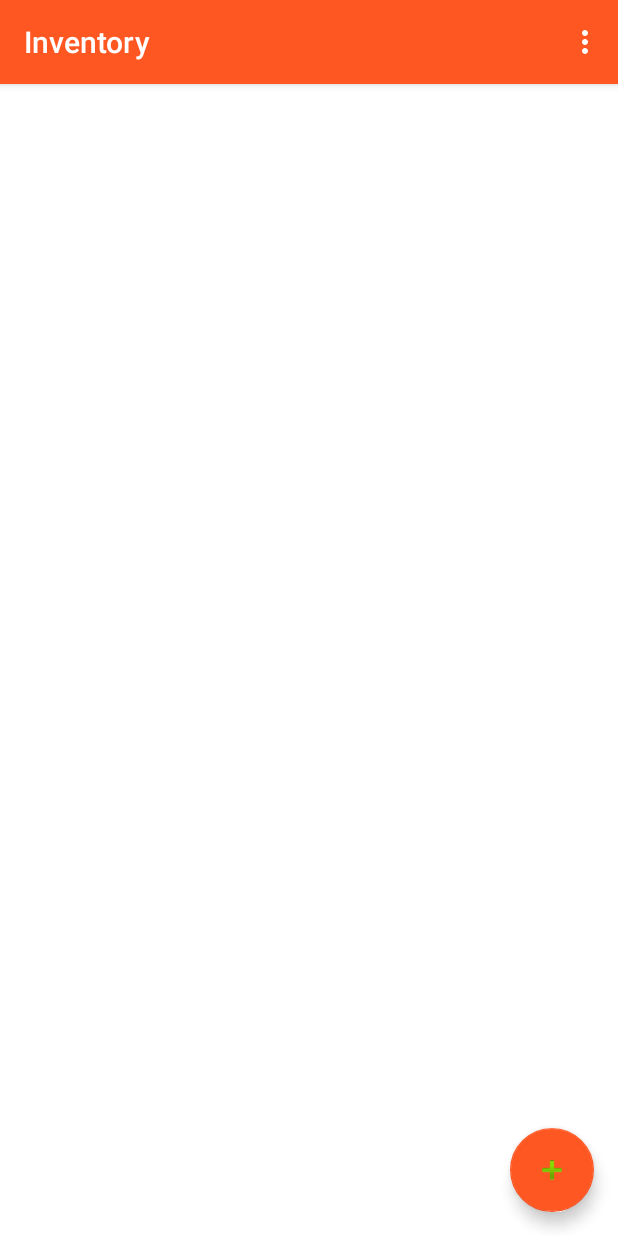
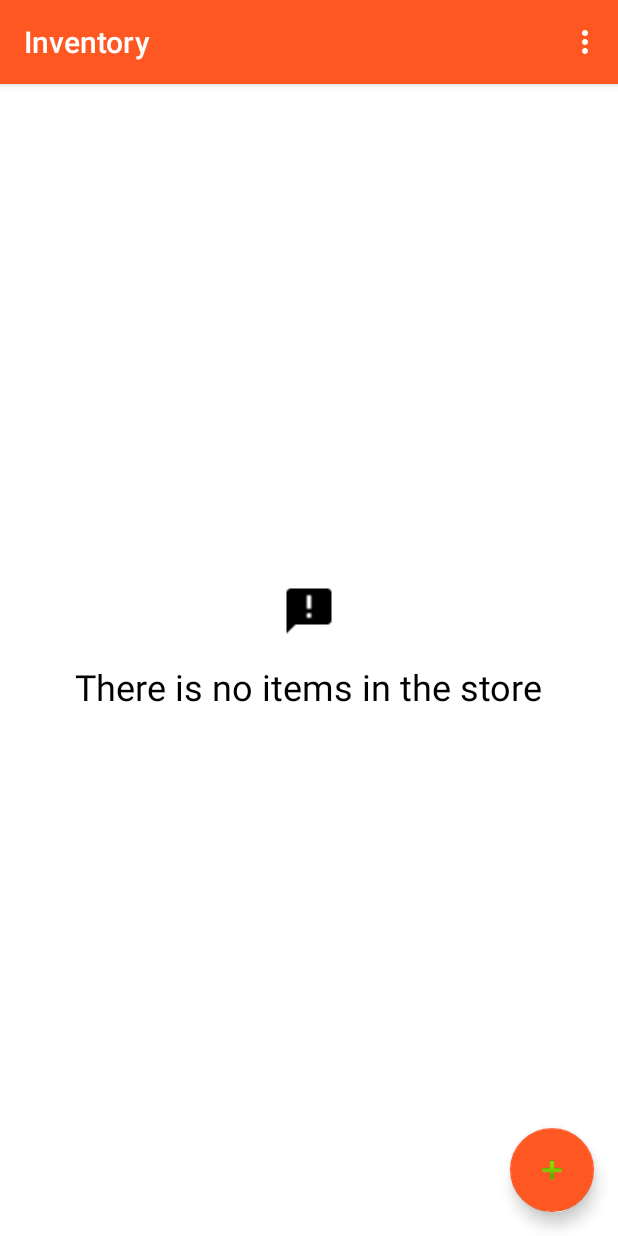
Before and after one commit to islam-Ellithy/inventory, an Android app: the screen it shows after launch (MainActivity), on a phone screen of 412 x 824 dp. Run offline under Robolectric (Android 15) with nearby library versions, the phone set to English and light mode, and no system bars.

Commit message:
inventory commit with inventoryProvider

```diff
--- a/app/src/main/java/lamaatech/com/inventory/core/MainActivity/view/MainActivity.java
+++ b/app/src/main/java/lamaatech/com/inventory/core/MainActivity/view/MainActivity.java
@@ -8,11 +8,11 @@ import android.support.v7.widget.Toolbar;
 import android.view.Menu;
 import android.view.MenuItem;
 import android.view.View;
+import android.widget.LinearLayout;
 
 import java.util.List;
 
 import lamaatech.com.inventory.R;
-import lamaatech.com.inventory.core.DetailActivity.view.DetailActivity;
 import lamaatech.com.inventory.core.EditorActivity.view.EditorActivity;
 import lamaatech.com.inventory.core.MainActivity.controller.MainController;
 import lamaatech.com.inventory.core.MainActivity.model.MainContract;
@@ -56,11 +56,10 @@ public class MainActivity extends AppCompatActivity implements MainContract.IVie
 
     }
 
-    private void goToEmptyProductsFragment() {
+    private void goToEmptyView() {
 
-       // RelativeLayout layout = (RelativeLayout) findViewById(R.id.empty_view);
-
-        //layout.setVisibility(View.VISIBLE);
+        LinearLayout layout = (LinearLayout) findViewById(R.id.empty_view);
+        layout.setVisibility(View.VISIBLE);
     }
 
 
@@ -87,6 +86,9 @@ public class MainActivity extends AppCompatActivity implements MainContract.IVie
         //noinspection SimplifiableIfStatement
         if (id == R.id.action_settings) {
             return true;
+        } else if (id == R.id.insert_dummy_data) {
+
+            return true;
         }
 
         return super.onOptionsItemSelected(item);
@@ -94,20 +96,20 @@ public class MainActivity extends AppCompatActivity implements MainContract.IVie
 
     @Override
     public void onListFragmentInteraction(Product item) {
-        startActivity(new Intent(this, DetailActivity.class));
+        Intent intent = new Intent(this, EditorActivity.class);
+        intent.putExtra("product", item);
+        startActivity(intent);
     }
 
 
     @Override
     public void displayUpdateProducts(List<Product> products) {
-//        if (products.size() == 0) {
-
-        //      }
-
-
-        //goToEmptyProductsFragment();
-        this.products = products;
-        goToProductFragment();
+        if (products.size() == 0) {
+            goToEmptyView();
+        } else {
+            this.products = products;
+            goToProductFragment();
+        }
     }
 
 }
--- a/app/src/main/java/lamaatech/com/inventory/models/Product.java
+++ b/app/src/main/java/lamaatech/com/inventory/models/Product.java
@@ -1,6 +1,8 @@
 package lamaatech.com.inventory.models;
 
 import android.database.Cursor;
+
+import java.io.Serializable;
 
 import static lamaatech.com.inventory.database.ProductContract.ProductEntry.COLUMN_PRODUCT_NAME;
 import static lamaatech.com.inventory.database.ProductContract.ProductEntry.COLUMN_PRODUCT_PICTURE;
@@ -13,7 +15,7 @@ import static lamaatech.com.inventory.database.ProductContract.ProductEntry._ID;
  * Created by MrHacker on 9/6/2017.
  */
 
-public class Product {
+public class Product implements Serializable{
     private Integer productId;
     private String productName;
     private Integer productQuantity;
--- a/app/src/main/res/layout/content_main.xml
+++ b/app/src/main/res/layout/content_main.xml
@@ -8,6 +8,34 @@
     app:layout_behavior="@string/appbar_scrolling_view_behavior"
     tools:context=".core.MainActivity.view.MainActivity"
     tools:showIn="@layout/activity_main">
+
+
+    <LinearLayout
+        android:id="@+id/empty_view"
+        android:layout_width="match_parent"
+        android:layout_height="match_parent"
+        android:visibility="gone"
+        android:gravity="center_horizontal|center_vertical"
+        android:orientation="vertical">
+
+        <ImageView
+            android:id="@+id/empty_view_image"
+            android:layout_width="wrap_content"
+            android:layout_height="wrap_content"
+            android:src="@drawable/ic_announcement" />
+
+        <TextView
+            android:id="@+id/empty_view_text"
+            android:layout_width="wrap_content"
+            android:layout_height="wrap_content"
+            android:layout_margin="16dp"
+            android:layout_marginLeft="96dp"
+            android:layout_marginRight="96dp"
+            android:text="@string/there_is_no_items_in_the_store"
+            android:textColor="@color/primaryTextColor"
+            android:textSize="24sp" />
+
+    </LinearLayout>
 
     <LinearLayout
         android:id="@+id/fragment_layout"
--- a/app/src/main/res/menu/menu_main.xml
+++ b/app/src/main/res/menu/menu_main.xml
@@ -7,4 +7,10 @@
         android:orderInCategory="100"
         android:title="@string/action_settings"
         app:showAsAction="never" />
+    <item
+        android:id="@+id/insert_dummy_data"
+        android:orderInCategory="100"
+        android:title="@string/insert_dummy_data"
+        app:showAsAction="never" />
+
 </menu>
--- a/app/src/main/res/values/strings.xml
+++ b/app/src/main/res/values/strings.xml
@@ -16,4 +16,5 @@
     <string name="supplier_email">Supplier Email</string>
     <string name="supplier_gmail_com">supplier@gmail.com</string>
     <string name="there_is_no_items_in_the_store">There is no items in the store</string>
+    <string name="insert_dummy_data">Insert dummy data</string>
 </resources>
```
Also changed, not shown: app/src/main/AndroidManifest.xml (+8 -2 lines), app/src/main/java/lamaatech/com/inventory/core/EditorActivity/view/EditorActivity.java (+21 -0 lines), app/src/main/java/lamaatech/com/inventory/database/InventoryProvider.java (added, +57 -0 lines), app/src/main/java/lamaatech/com/inventory/database/ProductContract.java (+9 -1 lines).
